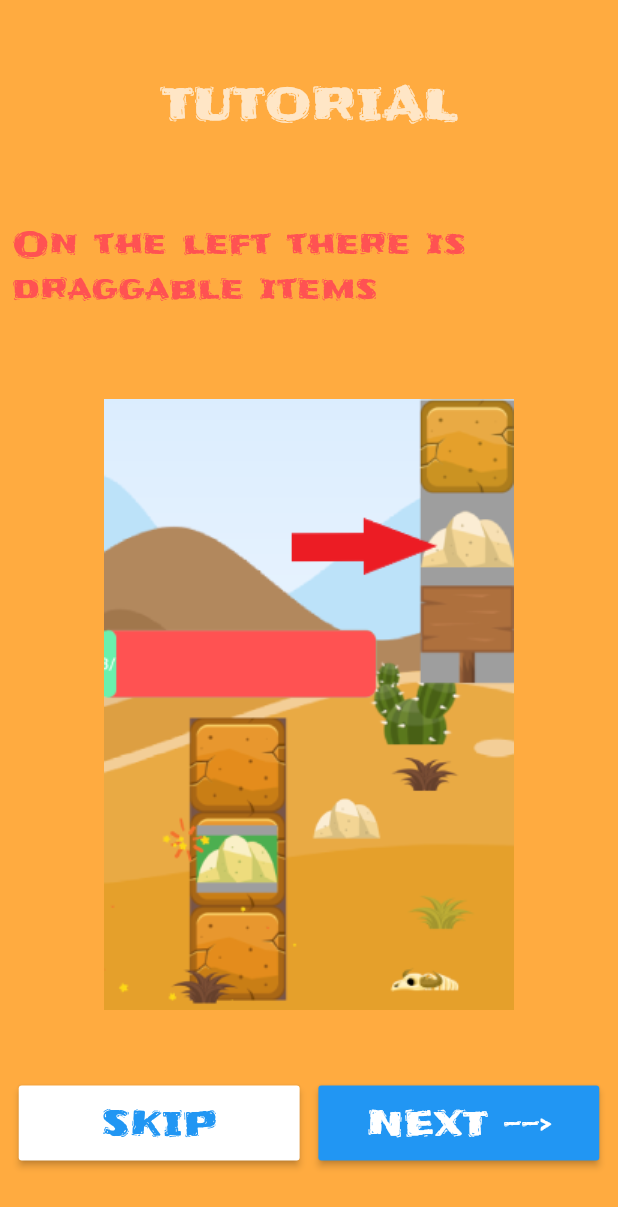
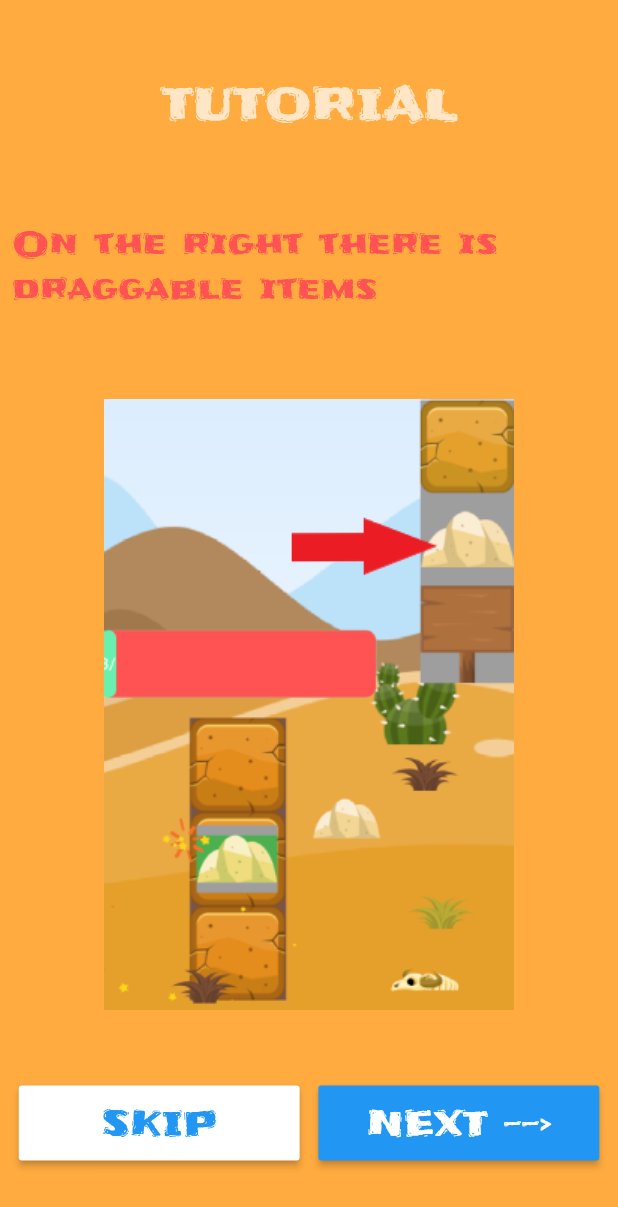
Before and after one commit to thevikke/fgj_2020, a Flutter app: the screen it shows after launch, after a tap on "START", on a phone screen of 412 x 824 dp. Shown: the top 1207 px of the screen. Run offline on Flutter 3.47's test engine with Material 2 defaults, Android fonts, the phone set to English and light mode, and no system bars; our stand-ins replace assets_audio_player, flare_flutter, flutter_animation_progress_bar, shared_preferences; missing offline and left inert: flutter_circular_text, nima; statements that could not run were skipped.

Commit message:
Fixed typo

```diff
--- a/lib/start_screen.dart
+++ b/lib/start_screen.dart
@@ -29,7 +29,7 @@ class StartScreen extends StatelessWidget {
         elevation: 0,
         leading: IconButton(
           icon: Icon(
-            Icons.play_arrow,
+            Icons.chrome_reader_mode,
           ),
           iconSize: 40,
           onPressed: () {
--- a/lib/tutorial_screen.dart
+++ b/lib/tutorial_screen.dart
@@ -11,7 +11,7 @@ class TutorialScreen extends StatefulWidget {
 class _TutorialScreenState extends State<TutorialScreen> {
   int _tutorialIndex = 0;
   List<String> _tutorialStrings = [
-    "On the left there is draggable items",
+    "On the right there is draggable items",
     "The wall has a picture of the item that it needs",
     "Drag the item from the right to the wall",
     "When enemies hit the wall it loses health, gain health by repairing it!"
```
